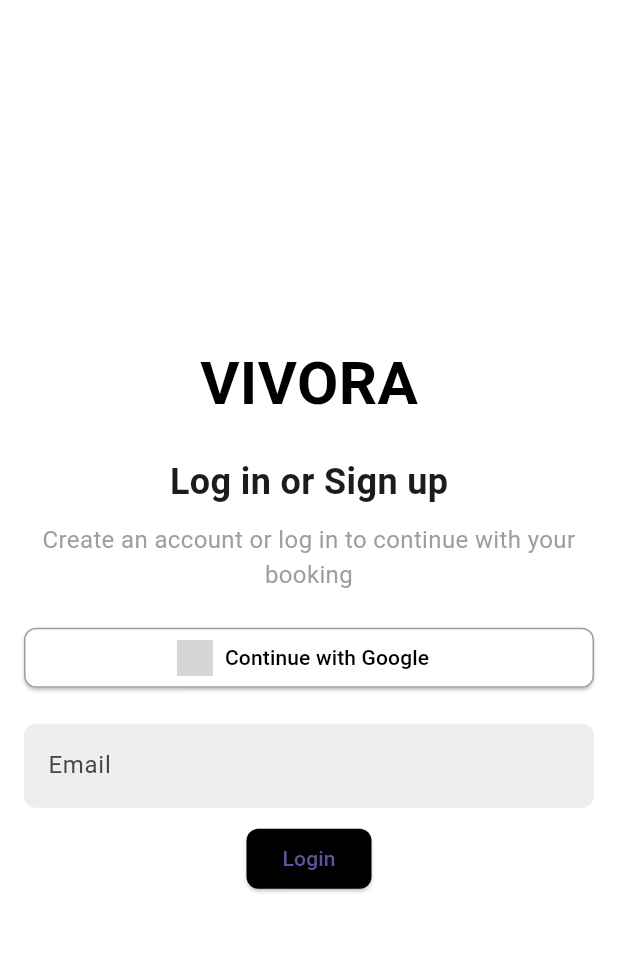
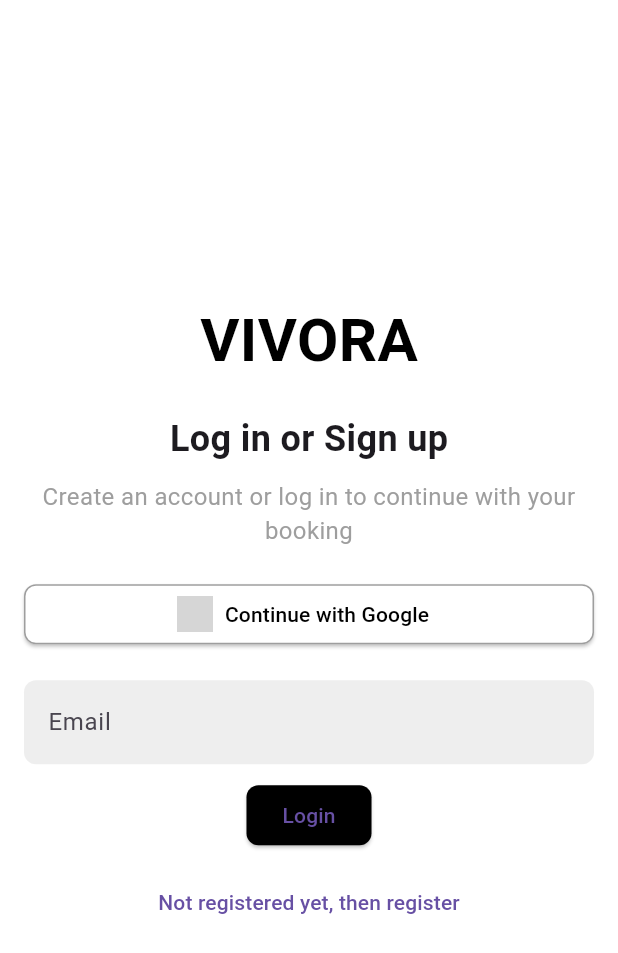
Before and after one commit to jayasinghesasmitha/Vivora-Mobile-app, a Flutter app: the screen it shows after launch, on a phone screen of 412 x 824 dp. Shown: the top 953 px of the screen. Run offline on Flutter 3.47's test engine with Material 3 defaults, Android fonts, the phone set to English and light mode, and no system bars; our stand-ins replace cloud_firestore, firebase_auth, firebase_core, flutter_dotenv, flutter_map, geolocator and 2 more; accounts and stored records are empty; network calls fail; grey boxes are pictures that could not be loaded.

Commit message:
Update login_screen.dart

```diff
--- a/book_my_saloon/lib/screens/auth/login_screen.dart
+++ b/book_my_saloon/lib/screens/auth/login_screen.dart
@@ -1,5 +1,6 @@
 import 'package:flutter/material.dart';
-import 'package:book_my_saloon/screens/booking_confirmation_screen.dart'; // Import the confirmation screen
+import 'package:book_my_saloon/screens/booking_confirmation_screen.dart';
+import 'package:book_my_saloon/screens/auth/signup_screen.dart';
 
 class LoginScreen extends StatefulWidget {
   const LoginScreen({Key? key}) : super(key: key);
@@ -144,6 +145,16 @@ class _LoginScreenState extends State<LoginScreen> {
                         ? CircularProgressIndicator(color: Colors.white)
                         : Text('Login'),
                   ),
+                  SizedBox(height: 10),
+                  TextButton(
+                    onPressed: () {
+                      Navigator.push(
+                        context,
+                        MaterialPageRoute(builder: (context) => SignupScreen()),
+                      );
+                    },
+                    child: Text('Not registered yet, then register'),
+                  ),
                 ],
               ),
             ),
```
